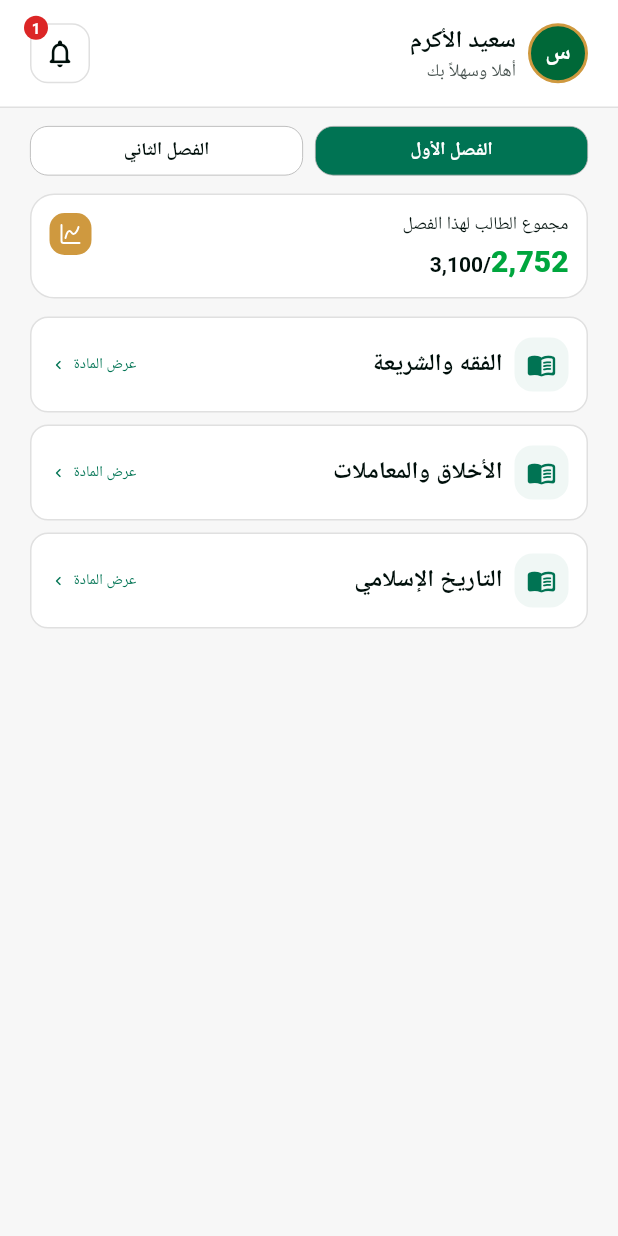
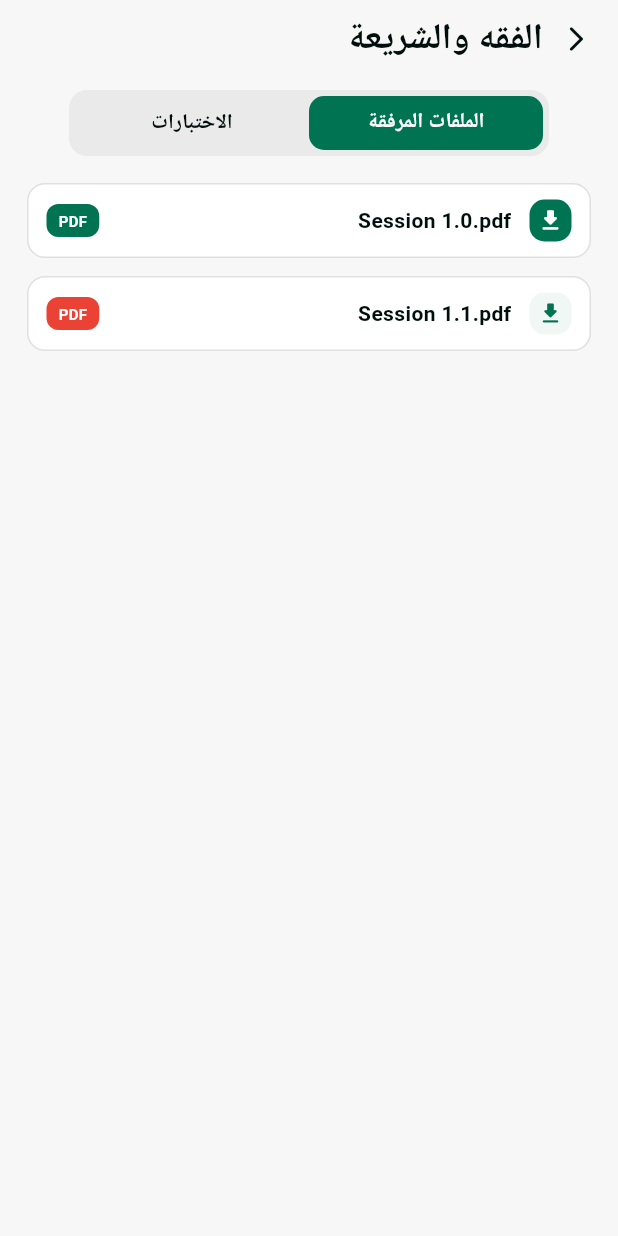
Before and after one commit to alsakniahmad51/school_app, a Flutter app: the screen it shows after launch, after a tap on "عرض المادة", on a phone screen of 412 x 824 dp. Run offline on Flutter 3.47's test engine with Material 3 defaults, Android fonts, the phone set to English and light mode, and no system bars; our stand-ins replace dio, flutter_bloc, flutter_lucide, flutter_svg, get_it, phosphor_flutter.

Commit message:
finished course detailes page

```diff
--- a/lib/features/course/presentation/pages/course_details_page.dart
+++ b/lib/features/course/presentation/pages/course_details_page.dart
@@ -1,13 +1,13 @@
 import 'package:flutter/material.dart';
 
 import 'course_attachments_page.dart';
-import 'course_news_page.dart';
+import 'course_test_page.dart';
 import '../widgets/course_details_header.dart';
 import '../widgets/course_tab_switcher.dart';
 
 class CourseDetailsPage extends StatefulWidget {
-  const CourseDetailsPage({super.key});
-
+  const CourseDetailsPage({super.key, required this.courseTitle});
+  final String courseTitle;
   @override
   State<CourseDetailsPage> createState() => _CourseDetailsPageState();
 }
@@ -33,7 +33,7 @@ class _CourseDetailsPageState extends State<CourseDetailsPage> {
                 child: Column(
                   children: [
                     const SizedBox(height: 10),
-                    const CourseDetailsHeader(),
+                    CourseDetailsHeader(courseTitle: widget.courseTitle),
                     const SizedBox(height: 18),
                     CourseTabSwitcher(
                       showAttachments: showAttachments,
@@ -44,7 +44,7 @@ class _CourseDetailsPageState extends State<CourseDetailsPage> {
                     Expanded(
                       child: showAttachments
                           ? const CourseAttachmentsPage()
-                          : const CourseNewsPage(),
+                          : const CourseTestsPage(),
                     ),
                   ],
                 ),
--- a/lib/features/course/presentation/widgets/course_details_header.dart
+++ b/lib/features/course/presentation/widgets/course_details_header.dart
@@ -1,19 +1,33 @@
 import 'package:flutter/material.dart';
 
 class CourseDetailsHeader extends StatelessWidget {
-  const CourseDetailsHeader({super.key});
-
+  const CourseDetailsHeader({super.key, required this.courseTitle});
+final String courseTitle ;
   @override
   Widget build(BuildContext context) {
     return SizedBox(
       width: double.infinity,
-      child: Stack(
-        alignment: Alignment.center,
+      child: Row(
         children: [
           Align(
-            alignment: Alignment.center,
-            child: const Text(
-              'الفقة والشريعة',
+            alignment: Alignment.centerRight,
+            child: Directionality(
+              textDirection: TextDirection.ltr,
+              child: GestureDetector(
+                onTap: () => Navigator.of(context).maybePop(),
+                child: const Icon(
+                  Icons.arrow_forward_ios_rounded,
+                  size: 20,
+                  color: Color(0xFF000F0B),
+                ),
+              ),
+            ),
+          ),
+          SizedBox(width: 12),
+          Align(
+            alignment: Alignment.centerRight,
+            child:  Text(
+             courseTitle,
               textDirection: TextDirection.rtl,
               style: TextStyle(
                 fontSize: 24,
@@ -23,17 +37,6 @@ class CourseDetailsHeader extends StatelessWidget {
               ),
             ),
           ),
-          Align(
-            alignment: Alignment.centerRight,
-            child: GestureDetector(
-              onTap: () => Navigator.of(context).maybePop(),
-              child: const Icon(
-                Icons.arrow_forward_ios_rounded,
-                size: 20,
-                color: Color(0xFF000F0B),
-              ),
-            ),
-          ),
         ],
       ),
     );
--- a/lib/features/course/presentation/widgets/course_tab_switcher.dart
+++ b/lib/features/course/presentation/widgets/course_tab_switcher.dart
@@ -22,33 +22,6 @@ class CourseTabSwitcher extends StatelessWidget {
       ),
       child: Row(
         children: [
-          Expanded(
-            child: GestureDetector(
-              onTap: () => onTabChanged(false),
-              child: AnimatedContainer(
-                duration: const Duration(milliseconds: 200),
-                curve: Curves.easeInOut,
-                alignment: Alignment.center,
-                decoration: BoxDecoration(
-                  color: !showAttachments
-                      ? const Color(0xFF007353)
-                      : Colors.transparent,
-                  borderRadius: BorderRadius.circular(10),
-                ),
-                child: Text(
-                  'الإعلانات',
-                  textDirection: TextDirection.rtl,
-                  style: TextStyle(
-                    fontSize: 14,
-                    fontWeight: FontWeight.w600,
-                    color: !showAttachments
-                        ? Colors.white
-                        : const Color(0xFF000F0B),
-                  ),
-                ),
-              ),
-            ),
-          ),
           Expanded(
             child: GestureDetector(
               onTap: () => onTabChanged(true),
@@ -76,6 +49,33 @@ class CourseTabSwitcher extends StatelessWidget {
               ),
             ),
           ),
+          Expanded(
+            child: GestureDetector(
+              onTap: () => onTabChanged(false),
+              child: AnimatedContainer(
+                duration: const Duration(milliseconds: 200),
+                curve: Curves.easeInOut,
+                alignment: Alignment.center,
+                decoration: BoxDecoration(
+                  color: !showAttachments
+                      ? const Color(0xFF007353)
+                      : Colors.transparent,
+                  borderRadius: BorderRadius.circular(10),
+                ),
+                child: Text(
+                  'الاختبارات',
+                  textDirection: TextDirection.rtl,
+                  style: TextStyle(
+                    fontSize: 14,
+                    fontWeight: FontWeight.w600,
+                    color: !showAttachments
+                        ? Colors.white
+                        : const Color(0xFF000F0B),
+                  ),
+                ),
+              ),
+            ),
+          ),
         ],
       ),
     );
--- a/lib/features/home/presentation/pages/home_page.dart
+++ b/lib/features/home/presentation/pages/home_page.dart
@@ -23,11 +23,11 @@ class HomePage extends StatelessWidget {
               const SizedBox(height: 12),
               const SummaryCard(),
               const SizedBox(height: 12),
-              const SubjectListItem(title: 'الفقه والشريعة'),
+              const SubjectListItem(courseTitle: 'الفقه والشريعة'),
               const SizedBox(height: 8),
-              const SubjectListItem(title: 'الأخلاق والمعاملات'),
+              const SubjectListItem(courseTitle: 'الأخلاق والمعاملات'),
               const SizedBox(height: 8),
-              const SubjectListItem(title: 'التاريخ الإسلامي'),
+              const SubjectListItem(courseTitle: 'التاريخ الإسلامي'),
             ],
           ),
         ),
--- a/lib/features/home/presentation/widgets/subject_list_item.dart
+++ b/lib/features/home/presentation/widgets/subject_list_item.dart
@@ -3,18 +3,22 @@ import 'package:school_app/core/functions/navigation.dart';
 import 'package:school_app/features/course/presentation/pages/course_details_page.dart';
 
 class SubjectListItem extends StatelessWidget {
-  final String title;
+  final String courseTitle;
   final String subtitle;
 
   const SubjectListItem({
     super.key,
-    required this.title,
+    required this.courseTitle,
     this.subtitle = 'عرض المادة',
   });
 
   @override
   Widget build(BuildContext context) {
-    return Container(
+    return GestureDetector(
+      onTap: () {
+        context.navigationWithFade(CourseDetailsPage(courseTitle: courseTitle));
+      },
+      child: Container(
         width: 372,
         padding: const EdgeInsets.symmetric(horizontal: 12, vertical: 13),
         decoration: BoxDecoration(
@@ -22,10 +26,6 @@ class SubjectListItem extends StatelessWidget {
           border: Border.all(color: const Color(0xFFE0E0E0)),
           borderRadius: BorderRadius.circular(12),
         ),
-      child: GestureDetector(
-        onTap: () {
-          context.navigationWithFade(CourseDetailsPage());
-        },
         child: Row(
           mainAxisAlignment: MainAxisAlignment.spaceBetween,
           children: [
@@ -56,7 +56,7 @@ class SubjectListItem extends StatelessWidget {
                 children: [
                   Flexible(
                     child: Text(
-                      title,
+                      courseTitle,
                       textDirection: TextDirection.rtl,
                       overflow: TextOverflow.ellipsis,
                       style: const TextStyle(
```
Also changed, not shown: lib/features/course/presentation/pages/course_news_page.dart (deleted, +0 -24 lines), lib/features/course/presentation/pages/course_test_page.dart (added, +238 -0 lines), 1 other file. Lines whose indentation alone changed are shown as unchanged.
